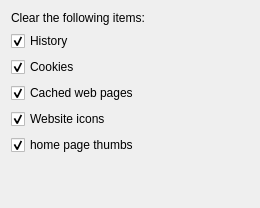
This is src/cleardata.ui in KDE/rekonq as Qt 5 draws it before an edit. The edited form follows.
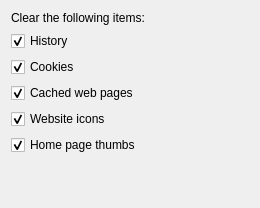
This is the edited form.

```diff
--- a/src/cleardata.ui
+++ b/src/cleardata.ui
@@ -64,7 +64,7 @@
    <item>
     <widget class="QCheckBox" name="homePageThumbs">
      <property name="text">
-      <string>home page thumbs</string>
+      <string>Home page thumbs</string>
      </property>
      <property name="checked">
       <bool>true</bool>
```
